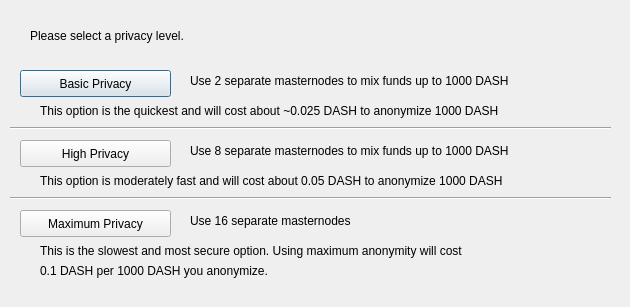
The window that src/qt/forms/darksendconfig.ui (mazanetwork/maza) describes before a commit, drawn with Qt 5.
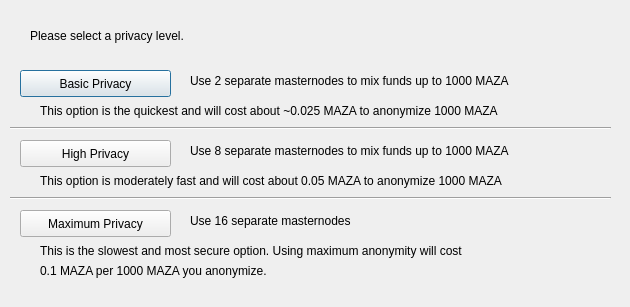
The same window after the commit.

Commit message: Mazafication of code More mazafication More mazafications and compile correction fixes fix for build issues fix for build issues fix string in net.cpp correct pow.cpp correct validation.cpp fixing for build errors fix typo Merge remote-tracking branch 'origin/MAZA-POS' into MAZA-POS

What changed in the file:
```diff
--- a/src/qt/forms/darksendconfig.ui
+++ b/src/qt/forms/darksendconfig.ui
@@ -75,7 +75,7 @@
     </rect>
    </property>
    <property name="text">
-    <string>Use 2 separate masternodes to mix funds up to 1000 DASH</string>
+    <string>Use 2 separate masternodes to mix funds up to 1000 MAZA</string>
    </property>
   </widget>
   <widget class="QLabel" name="label_3">
@@ -88,7 +88,7 @@
     </rect>
    </property>
    <property name="text">
-    <string>Use 8 separate masternodes to mix funds up to 1000 DASH</string>
+    <string>Use 8 separate masternodes to mix funds up to 1000 MAZA</string>
    </property>
   </widget>
   <widget class="QLabel" name="label_4">
@@ -114,7 +114,7 @@
     </rect>
    </property>
    <property name="text">
-    <string>This option is the quickest and will cost about ~0.025 DASH to anonymize 1000 DASH</string>
+    <string>This option is the quickest and will cost about ~0.025 MAZA to anonymize 1000 MAZA</string>
    </property>
   </widget>
   <widget class="QLabel" name="label_7">
@@ -127,7 +127,7 @@
     </rect>
    </property>
    <property name="text">
-    <string>This option is moderately fast and will cost about 0.05 DASH to anonymize 1000 DASH</string>
+    <string>This option is moderately fast and will cost about 0.05 MAZA to anonymize 1000 MAZA</string>
    </property>
   </widget>
   <widget class="QLabel" name="label_8">
@@ -153,7 +153,7 @@
     </rect>
    </property>
    <property name="text">
-    <string>0.1 DASH per 1000 DASH you anonymize.</string>
+    <string>0.1 MAZA per 1000 MAZA you anonymize.</string>
    </property>
   </widget>
   <widget class="Line" name="line">
```
The commit also changes 480 other files.
